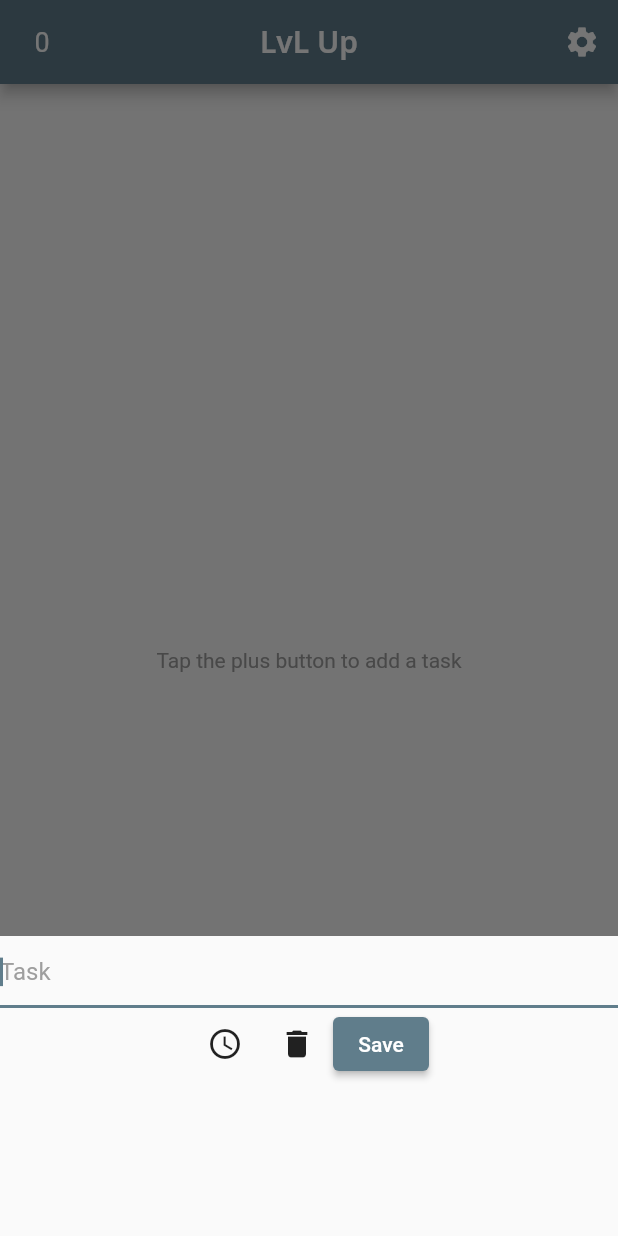
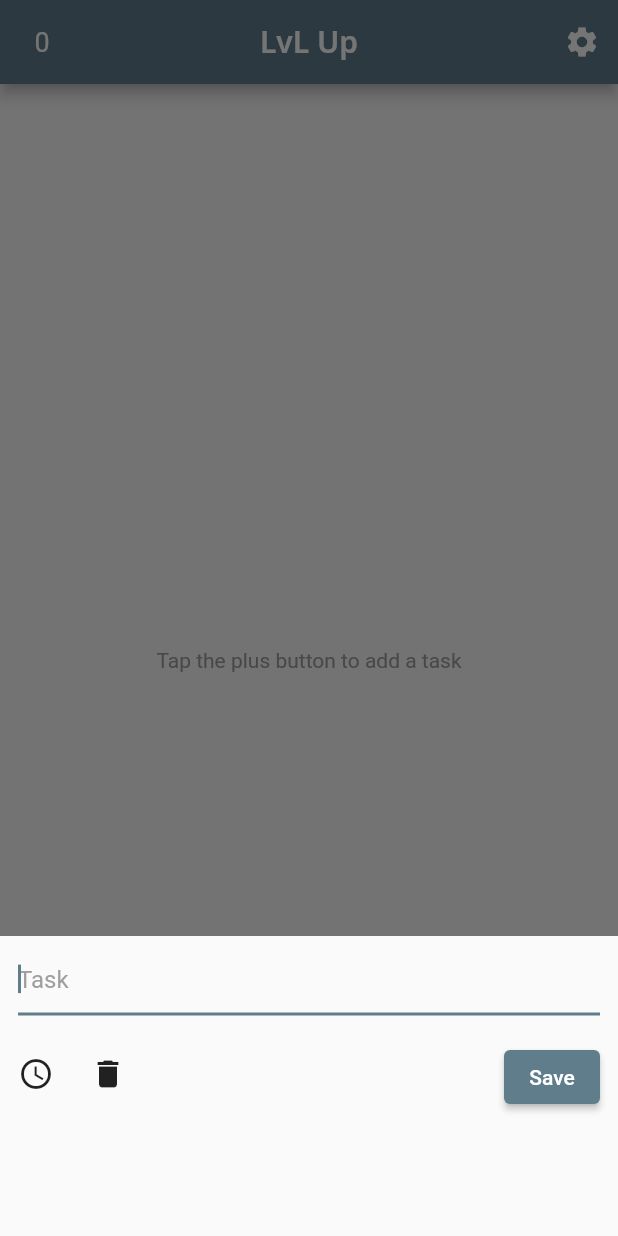
Before and after one commit to brunofreda/lvl-up, a Flutter app: the screen it shows after launch, after a tap on the "add" icon, on a phone screen of 412 x 824 dp. Run offline on Flutter 3.47's test engine with Material 2 defaults, Android fonts, the phone set to English and light mode, and no system bars; our stand-ins replace google_fonts.

Commit message:
Started with the tiles and improved the design of elements

```diff
--- a/lib/pages/main_tasks_page.dart
+++ b/lib/pages/main_tasks_page.dart
@@ -14,7 +14,8 @@ class MainTasksPage extends StatefulWidget {
 class _MainTasksPageState extends State<MainTasksPage> {
   int points = 0;
   final List<String?> mainTasks = [];
-  final formKey = GlobalKey<FormState>();
+  final addFormKey = GlobalKey<FormState>();
+  final editFormKey = GlobalKey<FormState>();
 
   void addTask(newTask) {
     setState(() {
@@ -58,7 +59,7 @@ class _MainTasksPageState extends State<MainTasksPage> {
           itemsList: mainTasks,
       ),
       floatingActionButton: AddItemButton(
-        formKey: formKey,
+        formKey: addFormKey,
         function: addTask,
       ),
     );
--- a/lib/utilities/add_item_button.dart
+++ b/lib/utilities/add_item_button.dart
@@ -20,7 +20,7 @@ class AddItemButton extends StatelessWidget {
           builder: (BuildContext context) {
             return Padding(
               padding: EdgeInsets.only(
-                  bottom: MediaQuery.of(context).viewInsets.bottom
+                  bottom: MediaQuery.of(context).viewInsets.bottom,
               ),
               child: SizedBox(
                 height: 200,
@@ -29,22 +29,28 @@ class AddItemButton extends StatelessWidget {
                     key: formKey,
                     child: Column(
                       children: [
-                        TextFormField(
+                        Padding(
+                          padding: const EdgeInsets.fromLTRB(12.0, 5.0, 12.0, 5.0),
+                          child: TextFormField(
                             decoration: const InputDecoration(
                               hintText: 'Task',
                               hintStyle: TextStyle(
                                 color: Colors.grey,
                               ),
                               labelStyle: TextStyle(
-                                color: Colors.grey
+                                  color: Colors.grey,
                               ),
                             ),
                             autofocus: true,
                             onSaved: (newItem) => function(newItem),
                           ),
+                        ),
                         Row(
-                          mainAxisAlignment: MainAxisAlignment.center,
+                          mainAxisAlignment: MainAxisAlignment.spaceBetween,
                           // TODO : Abstract the buttons for clean code.
+                          children: [
+                            Flexible(
+                              child: Row(
                                 children: [
                                   Flexible(
                                     child: IconButton(
@@ -58,7 +64,12 @@ class AddItemButton extends StatelessWidget {
                                         onPressed:() => 0,
                                     ),
                                   ),
+                                ],
+                              ),
+                            ),
                             Flexible(
+                                child: Padding(
+                                  padding: const EdgeInsets.fromLTRB(8.0, 12.0, 12.0, 8.0),
                                   child: ElevatedButton(
                                     child: const Text('Save'),
                                     onPressed: () {
@@ -68,6 +79,7 @@ class AddItemButton extends StatelessWidget {
 
                                       Navigator.pop(context);
                                     },
+                                  ),
                                 )
                               ),
                             ],
--- a/lib/utilities/items_list_visualizer.dart
+++ b/lib/utilities/items_list_visualizer.dart
@@ -20,7 +20,14 @@ class ItemsListVisualizer extends StatelessWidget {
         : ListView(
             children: [
               Tile(
-                tileText: 'Task',
+                tileText: itemsList.last,
+                tileComplete: false,
+                onChangedValue: (p) => 0,
+              ),
+              Tile(
+                tileText: itemsList.last,
+                tileComplete: true,
+                onChangedValue: (p) => 0,
               ),
             ],
           );
```
Also changed, not shown: lib/utilities/tile.dart (+26 -5 lines). Lines whose indentation alone changed are shown as unchanged.
